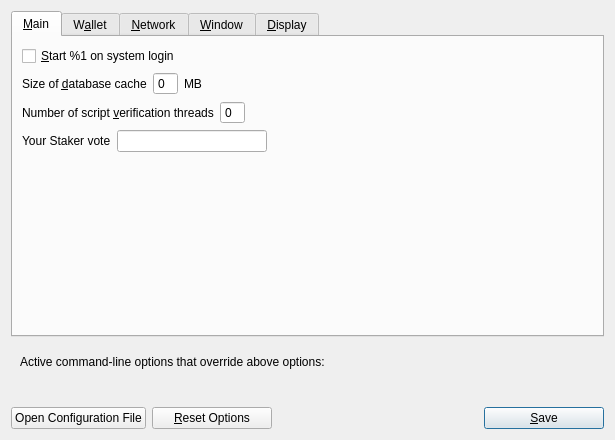
Qt form src/qt/forms/optionsdialog.ui (Ankh-Trust/electrum-core) before a commit.
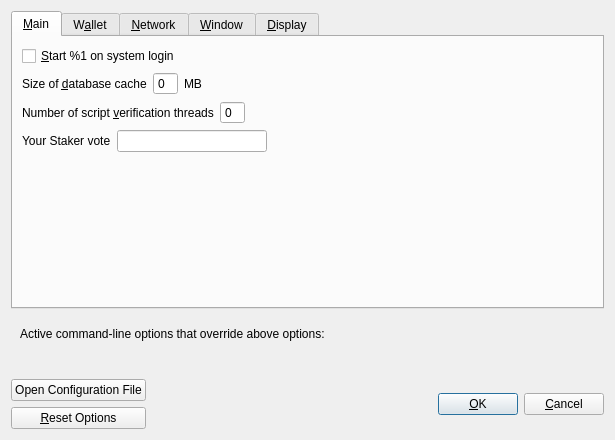
The same form after that commit. Custom widgets are drawn as their Qt base class.

What changed in the file:
```diff
--- a/src/qt/forms/optionsdialog.ui
+++ b/src/qt/forms/optionsdialog.ui
@@ -792,6 +792,8 @@
    <item>
     <layout class="QHBoxLayout" name="horizontalLayout_Buttons">
      <item>
+      <layout class="QVBoxLayout" name="verticalLayout_Buttons">
+       <item>
       <widget class="QPushButton" name="openElectrumConfButton">
        <property name="toolTip">
         <string>Open the %1 configuration file from the working directory.</string>
@@ -817,6 +819,21 @@
        </property>
       </widget>
      </item>
+      </layout>
+     </item>
+     <item>
+      <spacer name="horizontalSpacer_1">
+       <property name="orientation">
+        <enum>Qt::Horizontal</enum>
+       </property>
+       <property name="sizeHint" stdset="0">
+        <size>
+         <width>40</width>
+         <height>48</height>
+        </size>
+       </property>
+      </spacer>
+     </item>
      <item>
       <widget class="QLabel" name="statusLabel">
        <property name="minimumSize">
@@ -842,10 +859,23 @@
        </property>
       </widget>
      </item>
+     <item>
+      <spacer name="horizontalSpacer_2">
+       <property name="orientation">
+        <enum>Qt::Horizontal</enum>
+       </property>
+       <property name="sizeHint" stdset="0">
+        <size>
+         <width>40</width>
+         <height>48</height>
+        </size>
+       </property>
+      </spacer>
+     </item>
      <item>
       <widget class="QPushButton" name="okButton">
        <property name="text">
-        <string>&amp;Save</string>
+        <string>&amp;OK</string>
        </property>
        <property name="autoDefault">
         <bool>false</bool>
@@ -855,6 +885,16 @@
        </property>
       </widget>
      </item>
+     <item>
+      <widget class="QPushButton" name="cancelButton">
+       <property name="text">
+        <string>&amp;Cancel</string>
+       </property>
+       <property name="autoDefault">
+        <bool>false</bool>
+       </property>
+      </widget>
+     </item>
     </layout>
    </item>
   </layout>
```
Lines whose indentation alone changed are shown as unchanged.
